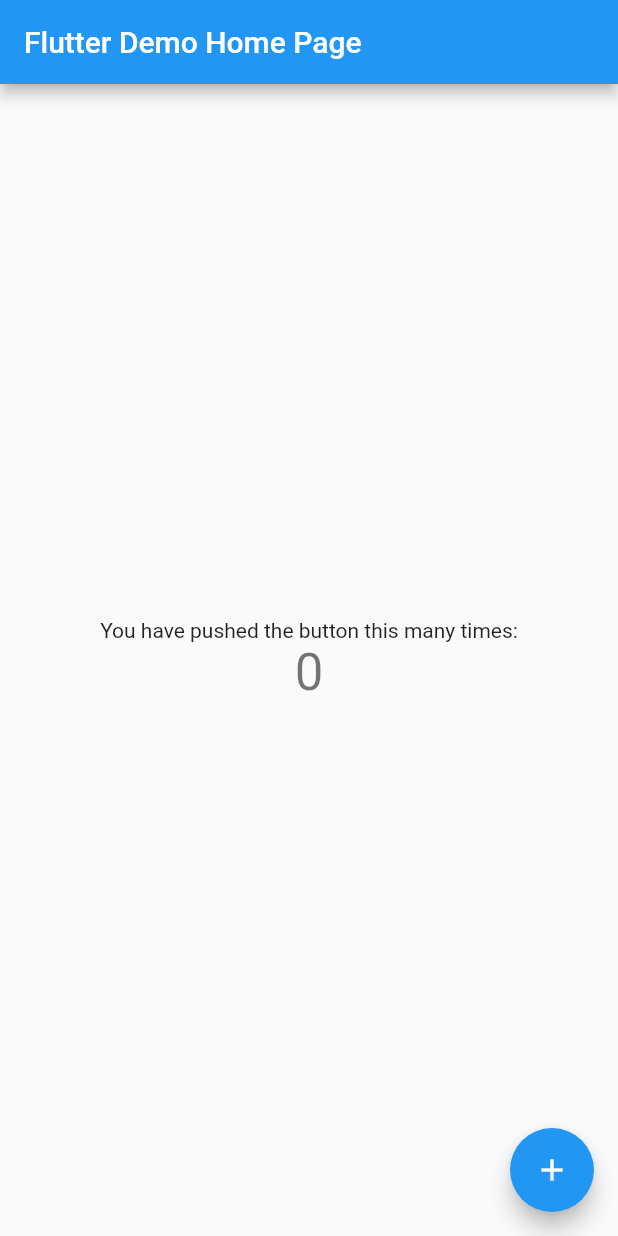
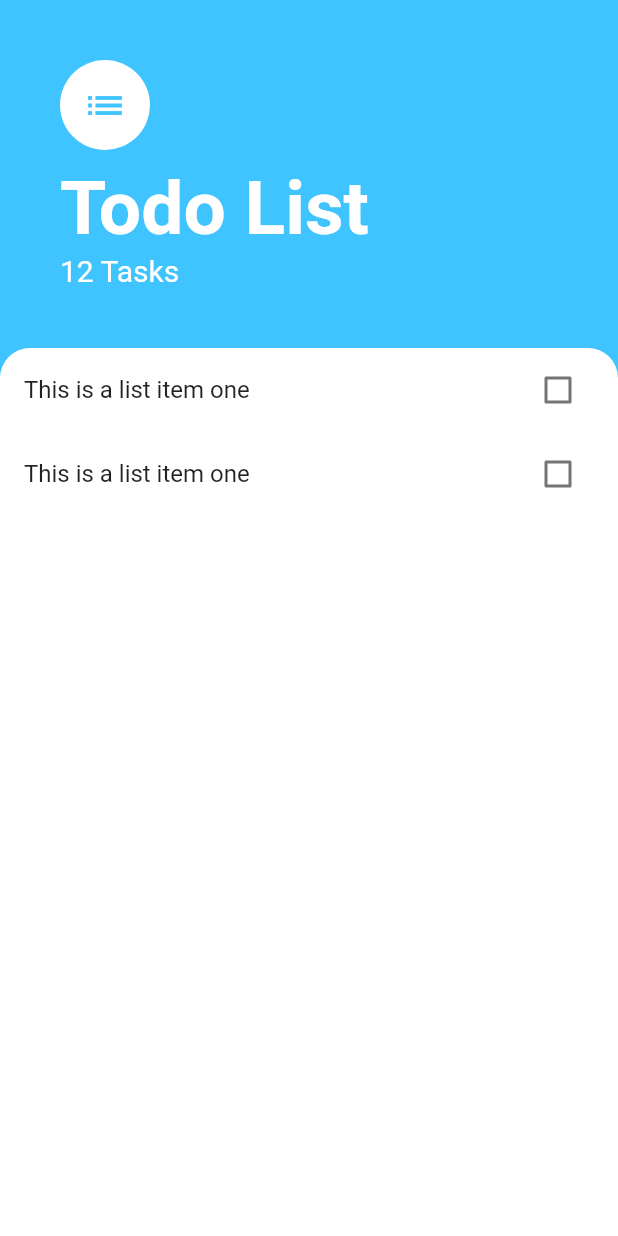
Before and after one commit to ZedanSaheer/todo-flutter, a Flutter app: the screen it shows after launch, on a phone screen of 412 x 824 dp. Run offline on Flutter 3.47's test engine with Material 2 defaults, Android fonts, the phone set to English and light mode, and no system bars.

Commit message:
Built task list screen

```diff
--- a/lib/main.dart
+++ b/lib/main.dart
@@ -1,4 +1,5 @@
 import 'package:flutter/material.dart';
+import 'package:state_management/screens/tasks_screen.dart';
 
 void main() {
   runApp(const MyApp());
@@ -11,105 +12,7 @@ class MyApp extends StatelessWidget {
   @override
   Widget build(BuildContext context) {
     return MaterialApp(
-      title: 'Flutter Demo',
-      theme: ThemeData(
-        // This is the theme of your application.
-        //
-        // Try running your application with "flutter run". You'll see the
-        // application has a blue toolbar. Then, without quitting the app, try
-        // changing the primarySwatch below to Colors.green and then invoke
-        // "hot reload" (press "r" in the console where you ran "flutter run",
-        // or simply save your changes to "hot reload" in a Flutter IDE).
-        // Notice that the counter didn't reset back to zero; the application
-        // is not restarted.
-        primarySwatch: Colors.blue,
-      ),
-      home: const MyHomePage(title: 'Flutter Demo Home Page'),
+      home: TasksScreen(),
     );
   }
 }
-
-class MyHomePage extends StatefulWidget {
-  const MyHomePage({super.key, required this.title});
-
-  // This widget is the home page of your application. It is stateful, meaning
-  // that it has a State object (defined below) that contains fields that affect
-  // how it looks.
-
-  // This class is the configuration for the state. It holds the values (in this
-  // case the title) provided by the parent (in this case the App widget) and
-  // used by the build method of the State. Fields in a Widget subclass are
-  // always marked "final".
-
-  final String title;
-
-  @override
-  State<MyHomePage> createState() => _MyHomePageState();
-}
-
-class _MyHomePageState extends State<MyHomePage> {
-  int _counter = 0;
-
-  void _incrementCounter() {
-    setState(() {
-      // This call to setState tells the Flutter framework that something has
-      // changed in this State, which causes it to rerun the build method below
-      // so that the display can reflect the updated values. If we changed
-      // _counter without calling setState(), then the build method would not be
-      // called again, and so nothing would appear to happen.
-      _counter++;
-    });
-  }
-
-  @override
-  Widget build(BuildContext context) {
-    // This method is rerun every time setState is called, for instance as done
-    // by the _incrementCounter method above.
-    //
-    // The Flutter framework has been optimized to make rerunning build methods
-    // fast, so that you can just rebuild anything that needs updating rather
-    // than having to individually change instances of widgets.
-    return Scaffold(
-      appBar: AppBar(
-        // Here we take the value from the MyHomePage object that was created by
-        // the App.build method, and use it to set our appbar title.
-        title: Text(widget.title),
-      ),
-      body: Center(
-        // Center is a layout widget. It takes a single child and positions it
-        // in the middle of the parent.
-        child: Column(
-          // Column is also a layout widget. It takes a list of children and
-          // arranges them vertically. By default, it sizes itself to fit its
-          // children horizontally, and tries to be as tall as its parent.
-          //
-          // Invoke "debug painting" (press "p" in the console, choose the
-          // "Toggle Debug Paint" action from the Flutter Inspector in Android
-          // Studio, or the "Toggle Debug Paint" command in Visual Studio Code)
-          // to see the wireframe for each widget.
-          //
-          // Column has various properties to control how it sizes itself and
-          // how it positions its children. Here we use mainAxisAlignment to
-          // center the children vertically; the main axis here is the vertical
-          // axis because Columns are vertical (the cross axis would be
-          // horizontal).
-          mainAxisAlignment: MainAxisAlignment.center,
-          children: <Widget>[
-            const Text(
-              'You have pushed the button this many times:',
-            ),
-            Text(
-              '$_counter',
-              style: Theme.of(context).textTheme.headline4,
-            ),
-          ],
-        ),
-      ),
-      floatingActionButton: FloatingActionButton(
-        onPressed: _incrementCounter,
-        tooltip: 'Increment',
-        child: const Icon(Icons.add),
-      ), // This trailing comma makes auto-formatting nicer for build methods.
-    );
-  }
-}
--- /dev/null
+++ b/lib/screens/tasks_screen.dart
@@ -0,0 +1,94 @@
+import 'package:flutter/material.dart';
+
+class TasksScreen extends StatelessWidget {
+  const TasksScreen({Key? key}) : super(key: key);
+
+  @override
+  Widget build(BuildContext context) {
+    return Scaffold(
+        backgroundColor: Colors.lightBlueAccent,
+        body: Column(
+          crossAxisAlignment: CrossAxisAlignment.start,
+          children: [
+            Padding(
+              padding: const EdgeInsets.all(40.0),
+              child: SafeArea(
+                child: Column(
+                    crossAxisAlignment: CrossAxisAlignment.start,
+                    children: <Widget>[
+                      CircleAvatar(
+                        backgroundColor: Colors.white,
+                        radius: 30,
+                        child: Icon(
+                          Icons.list,
+                          size: 30,
+                          color: Colors.lightBlueAccent,
+                        ),
+                      ),
+                      SizedBox(
+                        height: 10,
+                      ),
+                      Text(
+                        'Todo List',
+                        style: TextStyle(
+                          fontSize: 50.0,
+                          fontWeight: FontWeight.w700,
+                          color: Colors.white,
+                        ),
+                      ),
+                      Text(
+                        '12 Tasks',
+                        style: TextStyle(
+                          fontSize: 20.0,
+                          fontWeight: FontWeight.w400,
+                          color: Colors.white,
+                        ),
+                      ),
+                    ]),
+              ),
+            ),
+            Expanded(
+              child: Container(
+                height: 200,
+                decoration: BoxDecoration(
+                  color: Colors.white,
+                  borderRadius: BorderRadius.only(
+                    topLeft: Radius.circular(20.0),
+                    topRight: Radius.circular(20.0),
+                  ),
+                ),
+                child:TasksList() ,
+              ),
+            ),
+          ],
+        ));
+  }
+}
+
+class TasksList extends StatelessWidget {
+  const TasksList({
+    Key? key,
+  }) : super(key: key);
+
+  @override
+  Widget build(BuildContext context) {
+    return ListView(children: <Widget>[
+      TaskTile(),
+      TaskTile(),
+    ]);
+  }
+}
+
+class TaskTile extends StatelessWidget {
+
+  @override
+  Widget build(BuildContext context) {
+    return ListTile(
+      title: Text('This is a list item one'),
+      trailing: Checkbox(
+        onChanged: ((value) => print("Test")),
+        value:false,
+      ),
+    );
+  }
+}
```
